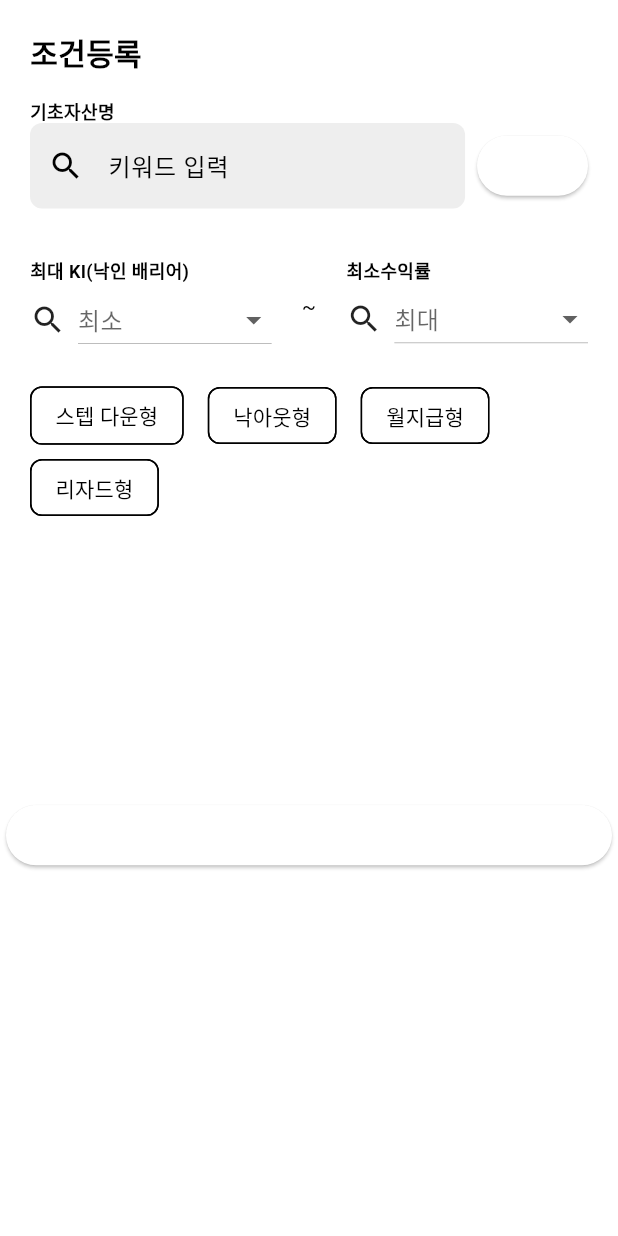
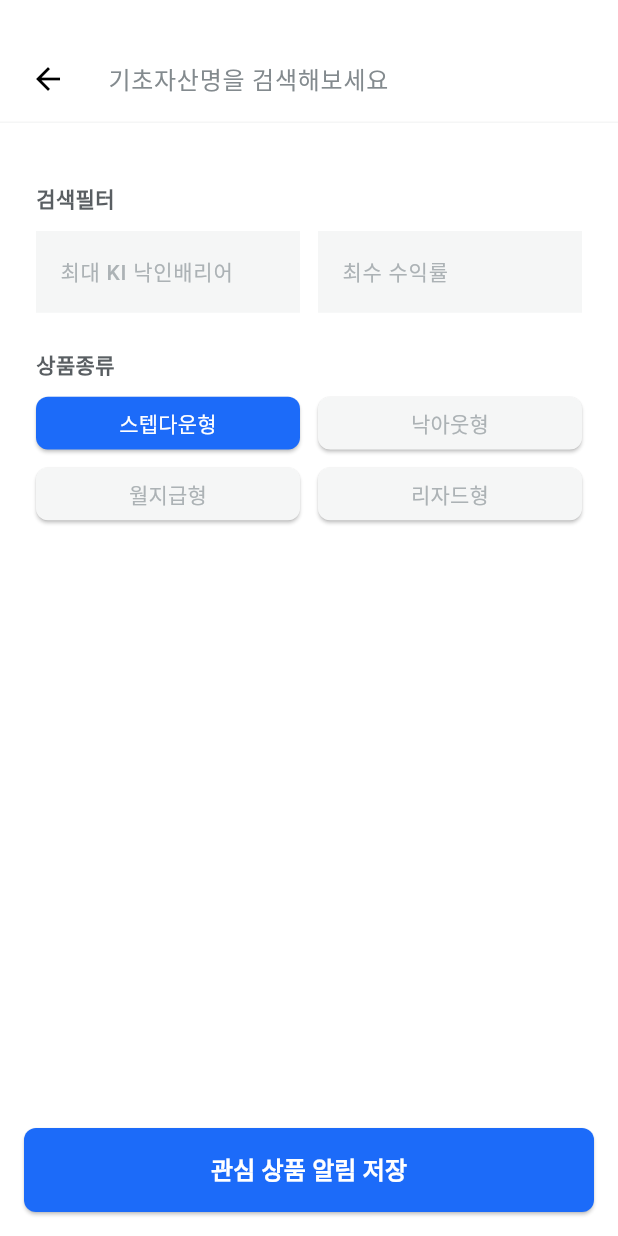
Before and after one commit to SWM-WeLike2Coding/ELSwhere-mobile, a Flutter app: the AlarmSettingModal screen opened directly, on a phone screen of 412 x 824 dp. Run offline on Flutter 3.47's test engine with Material 3 defaults, Android fonts, the phone set to English and light mode, and no system bars; our stand-ins replace card_swiper, dio, dropdown_button2, flutter_dotenv, flutter_svg, google_fonts and 3 more; missing offline and left inert: flutter_web_auth_2; generated files the repository leaves out were written again; Roboto replaces fonts that are missing (Pretendard).

Commit message:
feat: 알림 조건 설정 화면 UI 추가

```diff
--- a/lib/ui/screens/attention_setting_screen.dart
+++ b/lib/ui/screens/attention_setting_screen.dart
@@ -12,30 +12,66 @@ class _AttentionSettingScreenState extends State<AttentionSettingScreen> {
   @override
   Widget build(BuildContext context) {
     return Scaffold(
-        appBar: AppBar(
-          title: Text("관심상품 알림설정"),
-          leading: IconButton(
-            icon: const Icon(Icons.arrow_back_rounded),
+        body: SafeArea(
+          child: Column(
+              children: [
+                Container(
+                  height: 72,
+                  child: Row(
+                    children: [
+                      SizedBox(width: 24,),
+                      IconButton(
+                        icon: Icon(
+                          Icons.arrow_back,
+                          size: 24,
+                        ),
                         onPressed: () {
                           Navigator.pop(context);
                         },
                       ),
-          actions: [
-            IconButton(
-              icon: const Icon(Icons.add),
+                      SizedBox(width: 8,),
+                      Text(
+                        "관심 상품",
+                        style: TextStyle(
+                          fontWeight: FontWeight.w600,
+                          fontSize: 18,
+                          color: Color(0xFF131415),
+                        ),
+                      ),
+                      Spacer(),
+                      Container(
+                        width: 40,
+                        height: 40,
+                        decoration: BoxDecoration(
+                          color: Color(0xFFF5F6F6),
+                          shape: BoxShape.circle,
+                        ),
+                        child: IconButton(
+                          icon: Icon(
+                            Icons.add,
+                            size: 27,
+                          ),
                           onPressed: () {
                             showModalBottomSheet(
                               context: context,
                               isScrollControlled: true,
                               useSafeArea: true,
-                    builder: (context) => const AlarmSettingModal(),
+                              backgroundColor: Theme.of(context).scaffoldBackgroundColor,
+                              builder: (context) => Container(
+                                height: MediaQuery.of(context).size.height,
+                                child: const AlarmSettingModal(),
+                              )
                             );
                           },
                         ),
+                      ),
+                      SizedBox(width: 24,),
                     ],
                   ),
-        body:
-          SizedBox(height: 10,),
+                )
+              ],
+            ),
+        )
     );
   }
 }
--- a/lib/ui/screens/main_screen.dart
+++ b/lib/ui/screens/main_screen.dart
@@ -1,3 +1,4 @@
+import 'package:elswhere/ui/screens/more_screen.dart';
 import 'package:elswhere/ui/screens/product_screen.dart';
 import 'package:elswhere/ui/widgets/drawer_widget.dart';
 import 'package:flutter/material.dart';
@@ -16,7 +17,8 @@ class _MainScreenState extends State<MainScreen> {
   final List<Widget> _pages = [
     HomeScreen(),
     ProductScreen(),
-    MyScreen(),
+    // MyScreen(),
+    MoreScreen(),
   ];
 
   void _onItemTapped(int index) {
--- a/lib/ui/screens/more_screen.dart
+++ b/lib/ui/screens/more_screen.dart
@@ -2,6 +2,7 @@
 
 import 'dart:ui';
 
+import 'package:elswhere/ui/screens/attention_setting_screen.dart';
 import 'package:elswhere/ui/screens/member_quit_screen.dart';
 import 'package:flutter/material.dart';
 
@@ -234,7 +235,12 @@ class _MoreScreenState extends State<MoreScreen> {
                     context: context,
                     title: "관심 상품 알림 설정",
                     onTap: () {
-
+                      Navigator.push(
+                          context,
+                          MaterialPageRoute(
+                            builder: (context) => AttentionSettingScreen(),
+                          )
+                      );
                     }
                   ),
 
--- a/lib/ui/views/alarm_setting_modal.dart
+++ b/lib/ui/views/alarm_setting_modal.dart
@@ -11,207 +11,239 @@ class AlarmSettingModal extends StatefulWidget {
 
 class _AlarmSettingModalState extends State<AlarmSettingModal> {
   final TextEditingController _controller = TextEditingController();
-  final List<String> _chips = [];
+  final TextEditingController _controllerKIB = TextEditingController();
+  final TextEditingController _controllerCoupon = TextEditingController();
 
-  void _addChip() {
-    if (_controller.text.isNotEmpty) {
-      setState(() {
-        _chips.add(_controller.text);
-        _controller.clear();
-      });
-    }
-  }
-
-  void _deleteChip(String chip) {
-    setState(() {
-      _chips.remove(chip);
-    });
-  }
+  int _selectedTypeIndex = 0;
 
   @override
   Widget build(BuildContext context) {
-    return Padding(
-      padding: edgeInsetsAll4,
-      child: SizedBox(
-        height: MediaQuery.of(context).size.height * .7,
+    return Scaffold(
+      resizeToAvoidBottomInset: true,
+      body: SafeArea(
         child: Column(
           mainAxisAlignment: MainAxisAlignment.spaceBetween,
           children: [
             SingleChildScrollView(
-              child: Padding(
-                padding: const EdgeInsets.all(16.0),
+              child: Column(
+                crossAxisAlignment: CrossAxisAlignment.start,
+                children: [
+                  SizedBox(height: 24,),
+                  _buildSearchInput(),
+                  Container(
+                    decoration: BoxDecoration(
+                        border: Border(
+                            bottom: BorderSide(
+                              color: Color(0xFFF5F6F6),
+                              width: 1,
+                            )
+                        )
+                    ),
+                  ),
+                  SizedBox(height: 16),
+                  Padding(
+                    padding: EdgeInsets.only(left: 24, right: 24, top: 24),
+                    child: Container(
                       child: Column(
                         crossAxisAlignment: CrossAxisAlignment.start,
                         children: [
                           Text(
-                      '조건등록',
-                      style:
-                      TextStyle(fontSize: 20, fontWeight: FontWeight.bold),
-                    ),
-                    SizedBox(height: 16),
-                    Text(
-                      "기초자산명",
+                            "검색필터",
                             style: TextStyle(
-                        fontSize: 12,
-                        fontWeight: FontWeight.bold,
+                              fontSize: 14,
+                              fontWeight: FontWeight.w600,
+                              color: Color(0xFF595E62),
                             ),
                           ),
-                    _buildSearchInput(),
-                    SizedBox(height: 16),
-                    // _buildTagButtons(),
-                    Wrap(
-                      spacing: 8.0,
-                      children: _chips.map((chip) => InputChip(
-                        label: Text(chip),
-                        deleteIcon: Icon(Icons.close),
-                        onDeleted: () => _deleteChip(chip),
-                      )).toList(),
+                          SizedBox(height: 12,),
+                          Row(
+                            children: [
+                              Expanded(
+                                child: TextField(
+                                  controller: _controllerKIB,
+                                  decoration: InputDecoration(
+                                    labelText: "최대 KI 낙인배리어",
+                                    labelStyle: TextStyle(
+                                      fontWeight: FontWeight.w500,
+                                      fontSize: 14,
+                                      color: Color(0xFFACB2B5),
                                     ),
-                    SizedBox(height: 16),
-                    _buildDropDowns(),
-                    SizedBox(height: 16),
-                    _buildCheckboxes(),
+                                    border: InputBorder.none,
+                                    filled: true,
+                                    fillColor: Color(0xFFF5F6F6),
+                                  ),
+                                ),
+                              ),
+                              SizedBox(width: 12,),
+                              Expanded(
+                                child: TextField(
+                                  controller: _controllerCoupon,
+                                  decoration: InputDecoration(
+                                    labelText: "최수 수익률",
+                                    labelStyle: TextStyle(
+                                      fontWeight: FontWeight.w500,
+                                      fontSize: 14,
+                                      color: Color(0xFFACB2B5),
+                                    ),
+                                    border: InputBorder.none,
+                                    filled: true,
+                                    fillColor: Color(0xFFF5F6F6),
+                                  ),
+                                ),
+                              ),
+                            ],
+                          )
                         ],
                       ),
                     ),
                   ),
-            _buildConfirmButton(context),
+                  Padding(
+                    padding: EdgeInsets.only(left: 24, right: 24, top: 24),
+                    child: Container(
+                      child: Column(
+                        crossAxisAlignment: CrossAxisAlignment.start,
+                        children: [
+                          Text(
+                            "상품종류",
+                            style: TextStyle(
+                              fontSize: 14,
+                              fontWeight: FontWeight.w600,
+                              color: Color(0xFF595E62),
+                            ),
+                          ),
+                          SizedBox(height: 12,),
+                          SizedBox(
+                            height: 86,
+                            child: GridView.builder(
+                              shrinkWrap: true,
+                              physics: NeverScrollableScrollPhysics(),
+                              gridDelegate: SliverGridDelegateWithFixedCrossAxisCount(
+                                crossAxisCount: 2,
+                                crossAxisSpacing: 12,
+                                mainAxisSpacing: 12,
+                                childAspectRatio: 5, // 버튼의 가로:세로 비율을 조정하세요
+                              ),
+                              itemCount: 4,
+                              itemBuilder: (context, index) {
+                                return ElevatedButton(
+                                  onPressed: () => _onButtonPressed(index),
+                                  style: ElevatedButton.styleFrom(
+                                    shape: RoundedRectangleBorder(
+                                      borderRadius: BorderRadius.circular(8.0),
+                                    ),
+                                    backgroundColor: _selectedTypeIndex == index ? Color(0xFF1C6BF9) : Color(0xFFF5F6F6),
+                                  ),
+                                  child: Text(
+                                    _getButtonText(index),
+                                    textAlign: TextAlign.center,
+                                    style: TextStyle(
+                                        fontSize: 14,
+                                        fontWeight: FontWeight.w500,
+                                        color: _selectedTypeIndex == index ? Color(0xFFFFFFFF) : Color(0xFFACB2B5)
+                                    ),
+                                  ),
+                                );
+                              },
+                            ),
+                          )
                         ],
+                      ),
+                    ),
+                  ),
+                  SizedBox(height: 16),
+                  SizedBox(height: 16),
+                  // _buildCheckboxes(),
+                ],
+              ),
+            ),
+          ],
+        ),
+      ),
+      bottomNavigationBar: Container(
+        padding: EdgeInsets.all(16),
+        child: ElevatedButton(
+          onPressed: () {
+            // 저장 버튼 기능 구현
+          },
+          child: Text(
+            '관심 상품 알림 저장',
+            style: TextStyle(
+              fontWeight: FontWeight.w600,
+              fontSize: 16,
+              color: Color(0xFFFFFFFF),
+            ),
+          ),
+          style: ElevatedButton.styleFrom(
+            padding: EdgeInsets.symmetric(vertical: 16),
+            shape: RoundedRectangleBorder(
+              borderRadius: BorderRadius.circular(8),
+            ),
+            backgroundColor: Color(0xFF1C6BF9),
+          ),
         ),
       ),
     );
   }
 
+  String _getButtonText(int index) {
+    switch (index) {
+      case 0:
+        return '스텝다운형';
+      case 1:
+        return '낙아웃형';
+      case 2:
+        return '월지급형';
+      case 3:
+        return '리자드형';
+      default:
+        return '';
+    }
+  }
+
+  void _onButtonPressed(int index) {
+    setState(() {
+      _selectedTypeIndex = index; // 선택된 버튼의 인덱스를 업데이트
+    });
+  }
+
   Widget _buildSearchInput() {
     return Row(
       children: [
+        SizedBox(width: 8,),
+        IconButton(
+          icon: Icon(Icons.arrow_back),
+          onPressed: () {
+            Navigator.pop(context);
+          },
+        ),
         Expanded(
           child: TextField(
             controller: _controller,
             decoration: InputDecoration(
-              prefixIcon: Icon(Icons.search),
-              hintText: '키워드 입력',
+              hintText: '기초자산명을 검색해보세요',
+              hintStyle: TextStyle(
+                fontSize: 16,
+                fontWeight: FontWeight.w500,
+                color: Color(0xFF838A8E),
+              ),
               border: OutlineInputBorder(
                 borderRadius: BorderRadius.circular(8),
                 borderSide: BorderSide.none,
               ),
               filled: true,
-              fillColor: Colors.grey[200],
+              fillColor: Theme.of(context).scaffoldBackgroundColor,
             ),
           ),
         ),
         SizedBox(width: 8,),
-        ElevatedButton(
-          onPressed: () {
-            _addChip();
-            print("hello");
-          },
-          child: Text('추가'),
-        ),
+        // ElevatedButton(
+        //   onPressed: () {
+        //     _addChip();
+        //     print("hello");
+        //   },
+        //   child: Text('추가'),
+        // ),
       ],
     );
   }
-
-  Widget _buildDropDowns() {
-    return Row(
-      mainAxisAlignment: MainAxisAlignment.spaceBetween,
-      children: [
-        _buildDropdownWithIcon('최대 KI(낙인 배리어)', '최소'),
-        SizedBox(width: 20,),
-        Text('~'),
-        SizedBox(width: 20,),
-        _buildDropdownWithIcon('최소수익률', '최대'),
-      ],
-    );
 }
-
-  Widget _buildDropdownWithIcon(String title, String hint) {
-    return Expanded(
-      child: Column(
-        crossAxisAlignment: CrossAxisAlignment.start,
-        children: [
-          Text(
-            "${title}",
-            style: TextStyle(
-              fontSize: 12,
-              fontWeight: FontWeight.bold,
-            ),
-          ),
-          Row(
-            children: [
-              Icon(Icons.search),
-              SizedBox(width: 8),
-              Expanded(
-                child: DropdownButton<String>(
-                  isExpanded: true,
-                  hint: Text(hint),
-                  items: ['선택1', '선택2', '선택3'].map((String value) {
-                    return DropdownMenuItem<String>(
-                      value: value,
-                      child: Text(value),
-                    );
-                  }).toList(),
-                  onChanged: (_) {},
-                ),
-              ),
-            ],
-          ),
-        ],
-      ),
-    );
-  }
-
-  Widget _buildCheckboxes() {
-    return Wrap(
-      spacing: 16.0,
-      children: [
-        _buildCheckboxButton('스텝 다운형'),
-        _buildCheckboxButton('낙아웃형'),
-        _buildCheckboxButton('월지급형'),
-        _buildCheckboxButton('리자드형'),
-      ],
-    );
-  }
-
-  Widget _buildCheckboxButton(String label, {bool isChecked = false}) {
-    return FilterChip(
-      label: Text(label),
-      selected: isChecked,
-      onSelected: (bool selected) {},
-    );
-  }
-
-  Widget _buildDateButton(BuildContext context, String label) {
-    return Expanded(
-      child: ElevatedButton(
-        onPressed: () async {
-          DateTime? pickedDate = await showDatePicker(
-            context: context,
-            initialDate: DateTime.now(),
-            firstDate: DateTime(2000),
-            lastDate: DateTime(2101),
-          );
-          if (pickedDate != null) {
-            print(pickedDate); // 선택된 날짜를 처리하는 로직
-          }
-        },
-        style: ElevatedButton.styleFrom(
-          backgroundColor: Colors.grey[300],
-        ),
-        child: Text(label, style: TextStyle(color: Colors.black)),
-      ),
-    );
-  }
-
-  Widget _buildConfirmButton(BuildContext context) {
-    return SizedBox(
-      width: double.infinity,
-      child: ElevatedButton(
-        onPressed: () {
-          Navigator.pop(context);
-        },
-        child: Text('확인'),
-      ),
-    );
-  }
-}
```
Also changed, not shown: 1 other file. Lines whose indentation alone changed are shown as unchanged.
